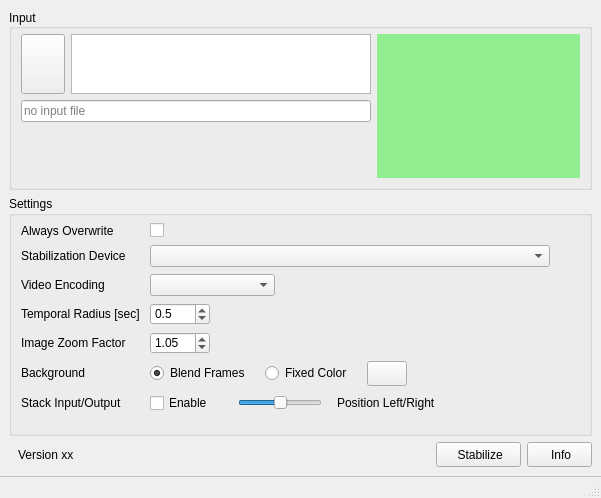
This is cuvistaGui/cuvistaGui.ui in RainerMtb/cuvista as Qt 5 draws it before an edit. The edited form follows.
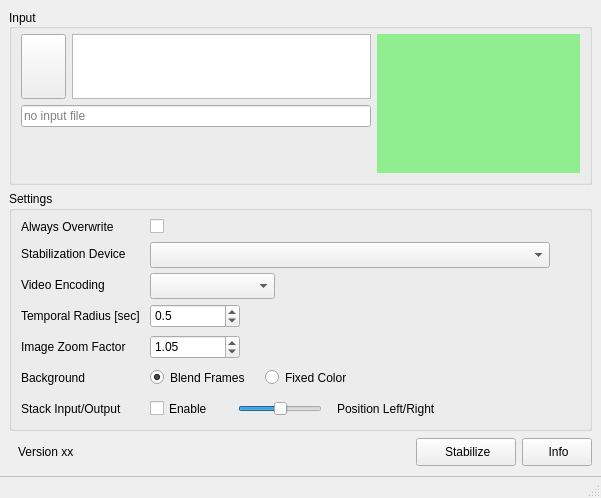
This is the edited form. Icons and pictures are not drawn. Custom widgets are drawn as their Qt base class.

Patch:
```diff
--- a/cuvistaGui/cuvistaGui.ui
+++ b/cuvistaGui/cuvistaGui.ui
@@ -32,6 +32,12 @@
    <layout class="QVBoxLayout" name="verticalLayout_2">
     <item>
      <widget class="QGroupBox" name="grpInput">
+      <property name="sizePolicy">
+       <sizepolicy hsizetype="Preferred" vsizetype="Preferred">
+        <horstretch>0</horstretch>
+        <verstretch>1</verstretch>
+       </sizepolicy>
+      </property>
       <property name="title">
        <string>Input</string>
       </property>
@@ -56,7 +62,7 @@
          <property name="minimumSize">
           <size>
            <width>0</width>
-           <height>60</height>
+           <height>65</height>
           </size>
          </property>
          <property name="maximumSize">
@@ -86,8 +92,8 @@
          </property>
          <property name="minimumSize">
           <size>
-           <width>44</width>
-           <height>60</height>
+           <width>45</width>
+           <height>65</height>
           </size>
          </property>
          <property name="styleSheet">
@@ -170,18 +176,15 @@
          </property>
         </widget>
        </item>
-       <item row="2" column="1">
-        <spacer name="verticalSpacer_2">
+       <item row="2" column="0">
+        <spacer name="verticalSpacer">
          <property name="orientation">
-          <enum>Qt::Vertical</enum>
-         </property>
-         <property name="sizeType">
-          <enum>QSizePolicy::Preferred</enum>
+          <enum>Qt::Orientation::Vertical</enum>
          </property>
          <property name="sizeHint" stdset="0">
           <size>
            <width>20</width>
-           <height>20</height>
+           <height>40</height>
           </size>
          </property>
         </spacer>
@@ -229,13 +232,13 @@
         <number>10</number>
        </property>
        <property name="verticalSpacing">
-        <number>7</number>
+        <number>8</number>
        </property>
        <property name="topMargin">
-        <number>7</number>
+        <number>8</number>
        </property>
        <property name="bottomMargin">
-        <number>7</number>
+        <number>8</number>
        </property>
        <item row="0" column="0">
         <widget class="QLabel" name="label_4">
@@ -287,7 +290,7 @@
          <property name="minimumSize">
           <size>
            <width>0</width>
-           <height>20</height>
+           <height>26</height>
           </size>
          </property>
          <property name="maximumSize">
@@ -325,7 +328,7 @@
          <property name="minimumSize">
           <size>
            <width>125</width>
-           <height>20</height>
+           <height>26</height>
           </size>
          </property>
          <property name="baseSize">
@@ -356,8 +359,8 @@
         <widget class="QDoubleSpinBox" name="spinRadius">
          <property name="minimumSize">
           <size>
-           <width>60</width>
-           <height>0</height>
+           <width>90</width>
+           <height>24</height>
           </size>
          </property>
          <property name="toolTip">
@@ -391,8 +394,8 @@
         <widget class="QDoubleSpinBox" name="spinZoom">
          <property name="minimumSize">
           <size>
-           <width>60</width>
-           <height>0</height>
+           <width>90</width>
+           <height>24</height>
           </size>
          </property>
          <property name="toolTip">
@@ -424,6 +427,15 @@
          <property name="spacing">
           <number>15</number>
          </property>
+         <property name="sizeConstraint">
+          <enum>QLayout::SizeConstraint::SetDefaultConstraint</enum>
+         </property>
+         <property name="topMargin">
+          <number>2</number>
+         </property>
+         <property name="bottomMargin">
+          <number>2</number>
+         </property>
          <item>
           <widget class="QRadioButton" name="radioBlend">
            <property name="toolTip">
@@ -454,27 +466,18 @@
           </widget>
          </item>
          <item>
-          <widget class="QPushButton" name="btnColor">
-           <property name="sizePolicy">
-            <sizepolicy hsizetype="Preferred" vsizetype="Preferred">
-             <horstretch>0</horstretch>
-             <verstretch>0</verstretch>
-            </sizepolicy>
-           </property>
+          <widget class="ClickLabel" name="lblColor">
            <property name="minimumSize">
             <size>
-             <width>30</width>
-             <height>25</height>
+             <width>20</width>
+             <height>16</height>
             </size>
            </property>
-           <property name="text">
-            <string/>
+           <property name="frameShape">
+            <enum>QFrame::Shape::NoFrame</enum>
            </property>
-           <property name="iconSize">
-            <size>
-             <width>18</width>
-             <height>18</height>
-            </size>
+           <property name="alignment">
+            <set>Qt::AlignmentFlag::AlignCenter</set>
            </property>
           </widget>
          </item>
@@ -498,6 +501,12 @@
          <property name="spacing">
           <number>15</number>
          </property>
+         <property name="topMargin">
+          <number>2</number>
+         </property>
+         <property name="bottomMargin">
+          <number>2</number>
+         </property>
          <item>
           <widget class="QCheckBox" name="chkStack">
            <property name="toolTip">
@@ -593,7 +602,7 @@
         <property name="sizeHint" stdset="0">
          <size>
           <width>40</width>
-          <height>20</height>
+          <height>30</height>
          </size>
         </property>
        </spacer>
@@ -614,8 +623,8 @@
         </property>
         <property name="maximumSize">
          <size>
-          <width>85</width>
-          <height>25</height>
+          <width>100</width>
+          <height>28</height>
          </size>
         </property>
         <property name="toolTip">
@@ -655,8 +664,8 @@
         </property>
         <property name="maximumSize">
          <size>
-          <width>65</width>
-          <height>25</height>
+          <width>70</width>
+          <height>28</height>
          </size>
         </property>
         <property name="text">
@@ -687,6 +696,11 @@
    <extends>QLabel</extends>
    <header>ImageLabel.h</header>
   </customwidget>
+  <customwidget>
+   <class>ClickLabel</class>
+   <extends>QLabel</extends>
+   <header>ClickLabel.h</header>
+  </customwidget>
  </customwidgets>
  <tabstops>
   <tabstop>btnOpen</tabstop>
```
Left out of the diff: 42 changed lines with no effect on the pictures.
